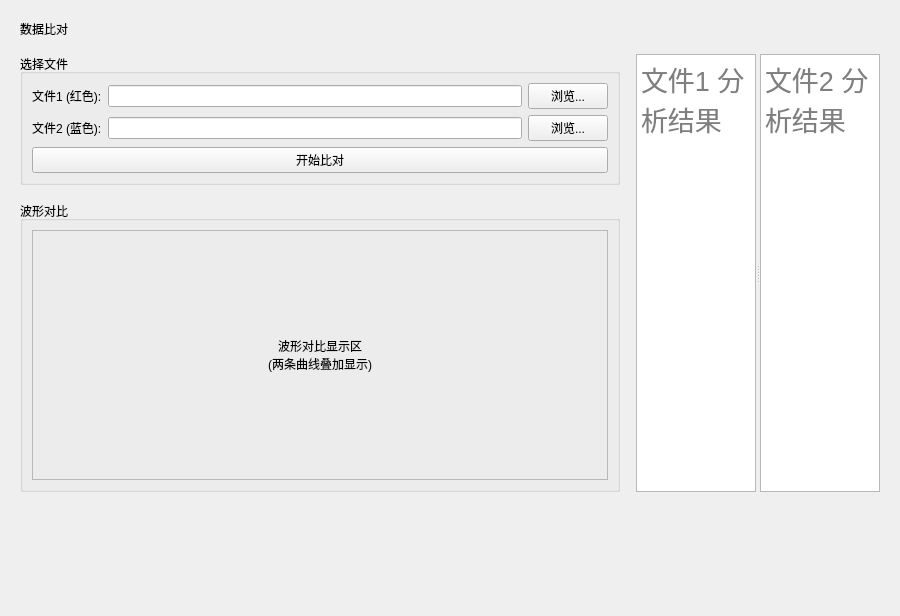
Before: the Qt Designer form src/ui/compare_panel.ui in IceSugarZxy/MARS-pro, drawn with Qt 5.
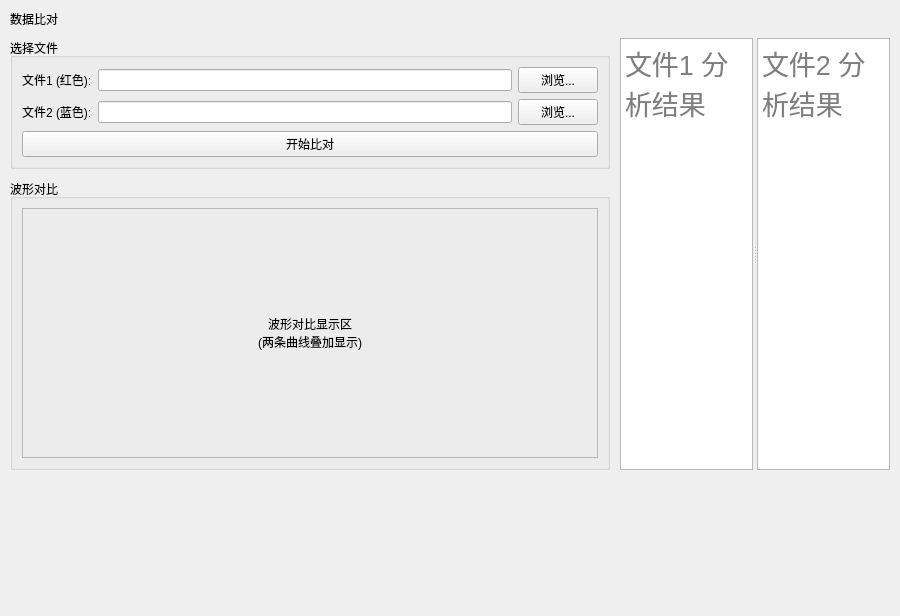
After: the same form once the commit is applied.

Patch:
```diff
--- a/src/ui/compare_panel.ui
+++ b/src/ui/compare_panel.ui
@@ -15,19 +15,19 @@
   </property>
   <layout class="QGridLayout" name="main_layout">
    <property name="leftMargin">
-    <number>20</number>
+         <number>10</number>
    </property>
    <property name="topMargin">
-    <number>20</number>
+         <number>10</number>
    </property>
    <property name="rightMargin">
-    <number>20</number>
+         <number>10</number>
    </property>
    <property name="bottomMargin">
-    <number>20</number>
+         <number>10</number>
    </property>
    <property name="spacing">
-    <number>16</number>
+         <number>10</number>
    </property>
    <item row="0" column="0" colspan="3">
     <widget class="QLabel" name="panel_title">
```
